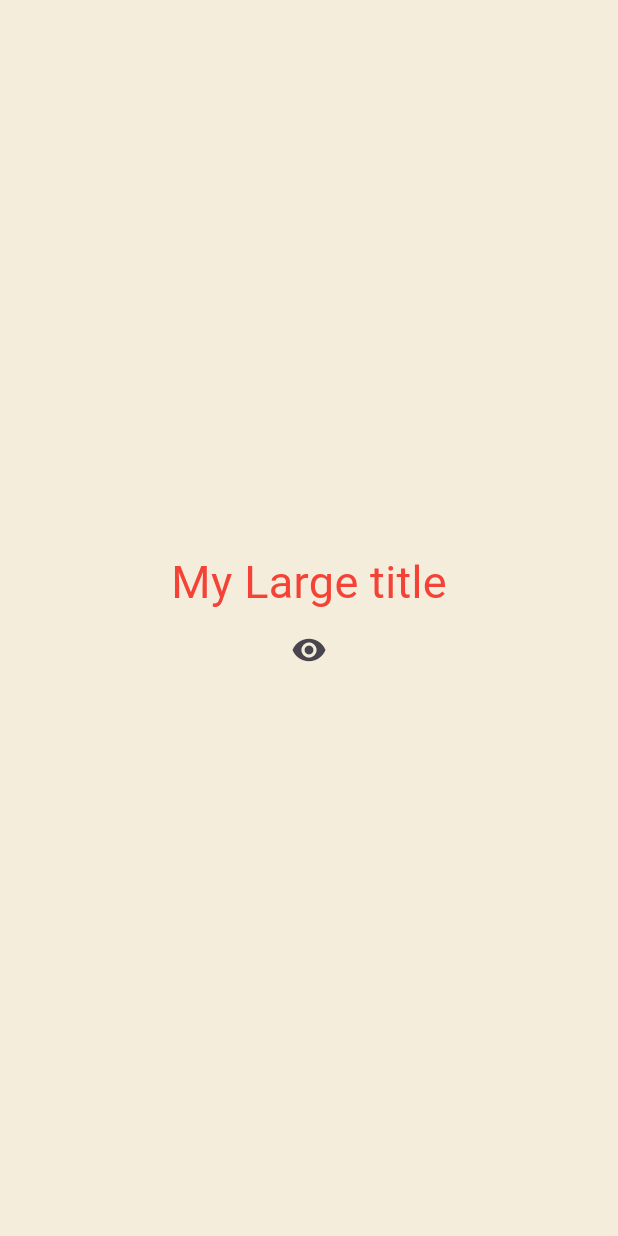
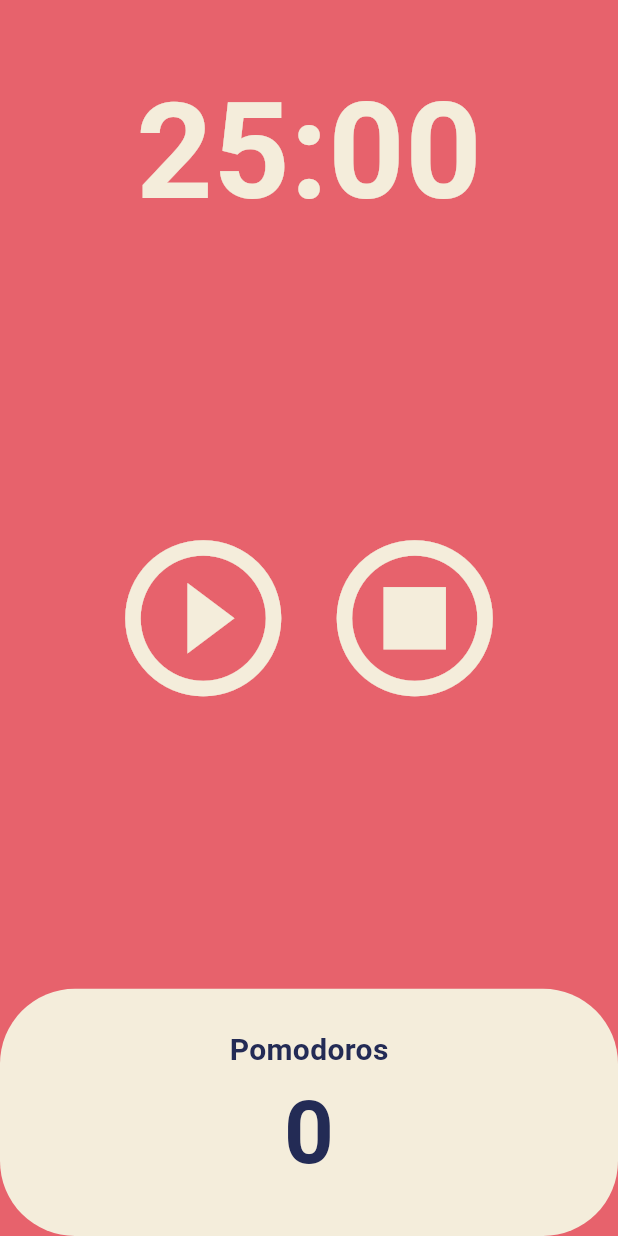
Before and after one commit to Museng17/toonflix, a Flutter app: the screen it shows after launch, on a phone screen of 412 x 824 dp. Run offline on Flutter 3.47's test engine with Material 3 defaults, Android fonts, the phone set to English and light mode, and no system bars.

Commit message:
pomodoro app challenge

```diff
--- a/lib/main.dart
+++ b/lib/main.dart
@@ -1,85 +1,28 @@
 import 'package:flutter/material.dart';
+import 'package:toonflix/screens/home_screen.dart';
 
 void main() {
   runApp(const App());
 }
 
-class App extends StatefulWidget {
+class App extends StatelessWidget {
   const App({super.key});
-
-  @override
-  State<App> createState() => _AppState();
-}
-
-class _AppState extends State<App> {
-  bool showTitle = true;
-
-  void toggleTitle() {
-    setState(() {
-      showTitle = !showTitle;
-    });
-  }
 
   @override
   Widget build(BuildContext context) {
     return MaterialApp(
       theme: ThemeData(
+        colorScheme: ColorScheme.fromSwatch(
+          backgroundColor: const Color(0xFFE7626C),
+        ),
         textTheme: const TextTheme(
-          titleLarge: TextStyle(
-            color: Colors.red,
+          displayLarge: TextStyle(
+            color: Color(0xFF232B55),
           ),
         ),
+        cardColor: const Color(0xFFF4EDDB),
       ),
-      home: Scaffold(
-        backgroundColor: const Color(0xFFF4EDDB),
-        body: Center(
-          child: Column(
-            mainAxisAlignment: MainAxisAlignment.center,
-            children: [
-              showTitle ? const MyLargeTitle() : const Text('nothing'),
-              IconButton(
-                onPressed: toggleTitle,
-                icon: const Icon(Icons.remove_red_eye),
-              ),
-            ],
-          ),
-        ),
-      ),
+      home: const HomeScreen(),
     );
   }
 }
-
-class MyLargeTitle extends StatefulWidget {
-  const MyLargeTitle({
-    super.key,
-  });
-
-  @override
-  State<MyLargeTitle> createState() => _MyLargeTitleState();
-}
-
-class _MyLargeTitleState extends State<MyLargeTitle> {
-  @override
-  void initState() {
-    super.initState();
-    print('initState!');
-  }
-
-  @override
-  void dispose() {
-    super.dispose();
-    print('dispose!');
-  }
-
-  @override
-  Widget build(BuildContext context) {
-    print('bulid!');
-    return Text(
-      'My Large title',
-      style: TextStyle(
-        fontSize: 30,
-        color: Theme.of(context).textTheme.titleLarge?.color,
-      ),
-    );
-  }
-}
--- /dev/null
+++ b/lib/screens/home_screen.dart
@@ -0,0 +1,151 @@
+import 'package:flutter/material.dart';
+import 'package:flutter/widgets.dart';
+import 'dart:async';
+
+class HomeScreen extends StatefulWidget {
+  const HomeScreen({super.key});
+
+  @override
+  State<HomeScreen> createState() => _HomeScreenState();
+}
+
+class _HomeScreenState extends State<HomeScreen> {
+  static const twentyFiveMinutes = 1500;
+  int totalSeconds = twentyFiveMinutes;
+  bool isRunning = false;
+  int totalPomodoros = 0;
+  late Timer timer;
+
+  void onTick(Timer timer) {
+    if (totalSeconds == 0) {
+      setState(() {
+        totalPomodoros = totalPomodoros + 1;
+        isRunning = false;
+        totalSeconds = twentyFiveMinutes;
+      });
+      timer.cancel();
+    } else {
+      setState(() {
+        totalSeconds = totalSeconds - 1;
+      });
+    }
+  }
+
+  void onStartPressed() {
+    timer = Timer.periodic(
+      const Duration(seconds: 1),
+      onTick,
+    );
+    setState(() {
+      isRunning = true;
+    });
+  }
+
+  void onPausePressed() {
+    timer.cancel();
+    setState(() {
+      isRunning = false;
+    });
+  }
+
+  void onStopPressed() {
+    timer.cancel();
+    setState(() {
+      totalSeconds = twentyFiveMinutes;
+      isRunning = false;
+    });
+  }
+
+  String format(int seconds) {
+    var duration = Duration(seconds: seconds);
+    return duration.toString().split(".").first.substring(2, 7);
+  }
+
+  @override
+  Widget build(BuildContext context) {
+    return Scaffold(
+      backgroundColor: Theme.of(context).colorScheme.background,
+      body: Column(
+        children: [
+          Flexible(
+            flex: 1,
+            child: Container(
+              alignment: Alignment.bottomCenter,
+              child: Text(
+                format(totalSeconds),
+                style: TextStyle(
+                  color: Theme.of(context).cardColor,
+                  fontSize: 89,
+                  fontWeight: FontWeight.w600,
+                ),
+              ),
+            ),
+          ),
+          Flexible(
+            flex: 3,
+            child: Center(
+              child: Row(
+                mainAxisAlignment: MainAxisAlignment.center,
+                children: [
+                  IconButton(
+                    iconSize: 125,
+                    color: Theme.of(context).cardColor,
+                    onPressed: isRunning ? onPausePressed : onStartPressed,
+                    icon: Icon(isRunning
+                        ? Icons.pause_circle_outline
+                        : Icons.play_circle_outline),
+                  ),
+                  IconButton(
+                    iconSize: 125,
+                    color: Theme.of(context).cardColor,
+                    onPressed: onStopPressed,
+                    icon: const Icon(Icons.stop_circle_outlined),
+                  ),
+                  // Additional widgets can be added here if needed
+                ],
+              ),
+            ),
+          ),
+          Flexible(
+            flex: 1,
+            child: Row(
+              children: [
+                Expanded(
+                  child: Container(
+                    decoration: BoxDecoration(
+                      color: Theme.of(context).cardColor,
+                      borderRadius: BorderRadius.circular(50),
+                    ),
+                    child: Column(
+                      mainAxisAlignment: MainAxisAlignment.center,
+                      children: [
+                        Text(
+                          'Pomodoros',
+                          style: TextStyle(
+                            fontSize: 20,
+                            fontWeight: FontWeight.w600,
+                            color:
+                                Theme.of(context).textTheme.displayLarge!.color,
+                          ),
+                        ),
+                        Text(
+                          '$totalPomodoros',
+                          style: TextStyle(
+                            fontSize: 58,
+                            fontWeight: FontWeight.w600,
+                            color:
+                                Theme.of(context).textTheme.displayLarge!.color,
+                          ),
+                        ),
+                      ],
+                    ),
+                  ),
+                ),
+              ],
+            ),
+          ),
+        ],
+      ),
+    );
+  }
+}
```
